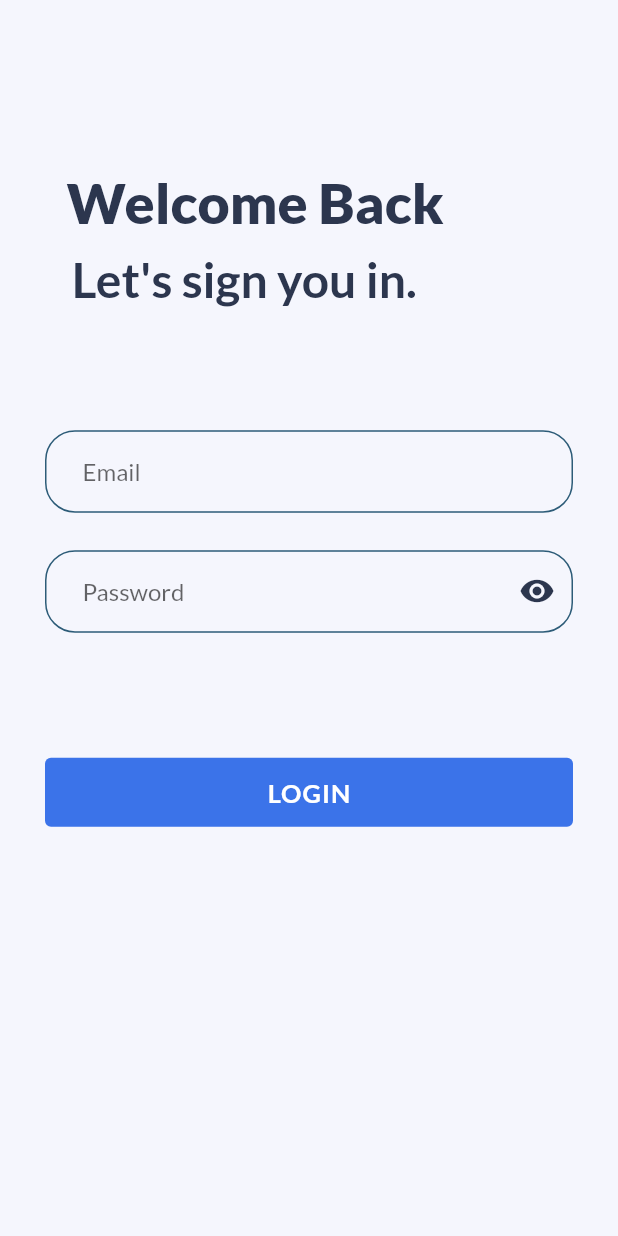
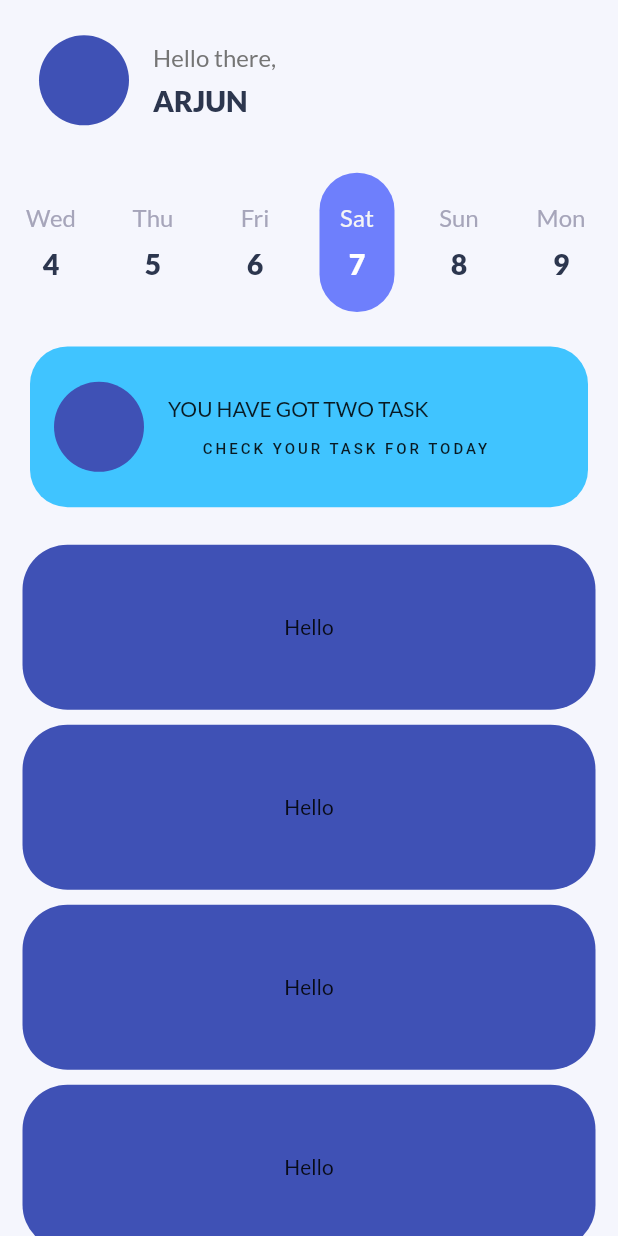
Before and after one commit to balasaravanan3502/sp-app, a Flutter app: the screen it shows after launch, on a phone screen of 412 x 824 dp. Run offline on Flutter 3.47's test engine with Material 2 defaults, Android fonts, the phone set to English and light mode, and no system bars; our stand-ins replace shared_preferences; missing offline and left inert: shared_preferences_web; Roboto replaces fonts that are missing (Kameron).

Commit message:
Home Screen Calender

```diff
--- /dev/null
+++ b/lib/Modules/Shared/Screens/SHHomeScreen.dart
@@ -0,0 +1,262 @@
+import 'package:flutter/material.dart';
+import 'package:intl/intl.dart';
+
+import '../../../constant.dart';
+
+class SHHomeScreen extends StatefulWidget {
+  const SHHomeScreen({Key? key}) : super(key: key);
+
+  @override
+  _SHHomeScreenState createState() => _SHHomeScreenState();
+}
+
+class _SHHomeScreenState extends State<SHHomeScreen> {
+  final now = DateTime.now();
+  var selected;
+  var calender = [];
+  final style = TextStyle(
+    fontWeight: FontWeight.w500,
+    letterSpacing: 2.0,
+    fontSize: 10.0,
+    fontFamily: 'Kameron',
+  );
+  final styleBold = TextStyle(
+    fontWeight: FontWeight.w500,
+    letterSpacing: 2.0,
+    fontSize: 10.0,
+    fontFamily: 'Kameron',
+  );
+
+  @override
+  void initState() {
+    // TODO: implement initState
+    super.initState();
+    selected = now;
+    calender = [
+      DateTime(now.year, now.month, now.day - 3),
+      DateTime(now.year, now.month, now.day - 2),
+      DateTime(now.year, now.month, now.day - 1),
+      now,
+      DateTime(now.year, now.month, now.day + 1),
+      DateTime(now.year, now.month, now.day + 2),
+      DateTime(now.year, now.month, now.day + 3),
+      DateTime(now.year, now.month, now.day + 4),
+      DateTime(now.year, now.month, now.day + 5),
+      DateTime(now.year, now.month, now.day + 6),
+      DateTime(now.year, now.month, now.day + 7),
+    ];
+  }
+
+  @override
+  Widget build(BuildContext context) {
+    return Scaffold(
+      backgroundColor: Color(0xffF5F6FD),
+      body: SafeArea(
+        child: SingleChildScrollView(
+          child: Column(
+            children: <Widget>[
+              Container(
+                padding: EdgeInsets.all(10.0),
+                margin: EdgeInsets.only(left: 10.0),
+                height: MediaQuery.of(context).size.height * 0.13,
+                child: Row(
+                  children: [
+                    Container(child: circleavatar),
+                    Container(
+                      margin: EdgeInsets.all(10.0),
+                      child: Column(
+                        mainAxisAlignment: MainAxisAlignment.spaceEvenly,
+                        crossAxisAlignment: CrossAxisAlignment.start,
+                        children: [
+                          Text(
+                            "Hello there,",
+                            style: TextStyle(
+                              fontSize: 16,
+                              color: Colors.grey.shade600,
+                            ),
+                          ),
+                          Text(
+                            "arjun".toUpperCase(),
+                            style: TextStyle(
+                              color: Color(0xff2C364E),
+                              fontSize: 19,
+                              fontWeight: FontWeight.w900,
+                            ),
+                          ),
+                        ],
+                      ),
+                    ),
+                  ],
+                ),
+              ),
+              Container(
+                margin: EdgeInsets.only(top: 5.0, bottom: 20.0),
+                padding: EdgeInsets.symmetric(vertical: 1.0),
+                height: MediaQuery.of(context).size.height * 0.12,
+                child: new ListView.builder(
+                  itemBuilder: (context, index) {
+                    return selected != calender[index]
+                        ? GestureDetector(
+                            onTap: () {
+                              setState(() {
+                                selected = calender[index];
+                              });
+                            },
+                            child: Container(
+                              padding: EdgeInsets.all(5),
+                              margin: EdgeInsets.symmetric(
+                                  horizontal: 9.0, vertical: 2),
+                              child: Column(
+                                mainAxisAlignment: MainAxisAlignment.center,
+                                children: [
+                                  Container(
+                                    width: 40.0,
+                                    child: Text(
+                                      DateFormat('E')
+                                          .format(calender[index])
+                                          .toString(),
+                                      style: TextStyle(
+                                        color: Color(0xffa6a5ba),
+                                        fontSize: 16,
+                                        // fontWeight: FontWeight.w900,
+                                      ),
+                                    ),
+                                    alignment: Alignment.center,
+                                  ),
+                                  SizedBox(
+                                    height: 10,
+                                  ),
+                                  Container(
+                                    width: 40.0,
+                                    child: Text(
+                                      DateFormat('d')
+                                          .format(calender[index])
+                                          .toString(),
+                                      style: TextStyle(
+                                        color: Color(0xff2C364E),
+                                        fontSize: 19,
+                                        fontWeight: FontWeight.w900,
+                                      ),
+                                    ),
+                                    alignment: Alignment.center,
+                                  ),
+                                ],
+                              ),
+                            ),
+                          )
+                        : Container(
+                            padding: EdgeInsets.all(5),
+                            decoration: BoxDecoration(
+                              borderRadius: BorderRadius.circular(40),
+                              color: Color(0xff6E7FFC),
+                            ),
+                            margin: EdgeInsets.symmetric(
+                                horizontal: 9.0, vertical: 2),
+                            child: Column(
+                              mainAxisAlignment: MainAxisAlignment.center,
+                              children: [
+                                Container(
+                                  width: 40.0,
+                                  child: Text(
+                                    DateFormat('E')
+                                        .format(calender[index])
+                                        .toString(),
+                                    style: TextStyle(
+                                      color: Colors.grey.shade100,
+                                      fontSize: 16,
+                                      // fontWeight: FontWeight.w900,
+                                    ),
+                                  ),
+                                  alignment: Alignment.center,
+                                ),
+                                SizedBox(
+                                  height: 10,
+                                ),
+                                Container(
+                                  width: 40.0,
+                                  child: Text(
+                                    DateFormat('d')
+                                        .format(calender[index])
+                                        .toString(),
+                                    style: TextStyle(
+                                      color: Colors.white,
+                                      fontSize: 19,
+                                      fontWeight: FontWeight.w900,
+                                    ),
+                                  ),
+                                  alignment: Alignment.center,
+                                ),
+                              ],
+                            ),
+                          );
+                  },
+                  scrollDirection: Axis.horizontal,
+                  itemCount: calender.length,
+                ),
+              ),
+              Container(
+                  padding: EdgeInsets.all(10.0),
+                  margin: EdgeInsets.only(left: 20.0, right: 20.0),
+                  height: MediaQuery.of(context).size.height * 0.13,
+                  width: MediaQuery.of(context).size.width * 1,
+                  decoration: BoxDecoration(
+                    color: Colors.lightBlueAccent,
+                    borderRadius: BorderRadius.circular(25.0),
+                  ),
+                  child: Row(
+                    children: [
+                      Container(
+                        child: circleavatar,
+                      ),
+                      Container(
+                        margin: EdgeInsets.all(10.0),
+                        child: Column(
+                          mainAxisAlignment: MainAxisAlignment.spaceEvenly,
+                          children: [
+                            Text(
+                              "you have got two task                       "
+                                  .toUpperCase(),
+                            ),
+                            Text(
+                              "check your task for today".toUpperCase(),
+                              style: styleBold,
+                            ),
+                          ],
+                        ),
+                      ),
+                    ],
+                  )),
+              Container(
+                margin: EdgeInsets.only(top: 20.0, bottom: 20.0),
+                child: ListView.builder(
+                  physics: NeverScrollableScrollPhysics(),
+                  shrinkWrap: true,
+                  itemBuilder: (context, index) {
+                    return new Container(
+                      width: 50.0,
+                      height: 110.0,
+                      decoration: BoxDecoration(
+                        borderRadius: BorderRadius.circular(30.0),
+                        color: Colors.indigo,
+                      ),
+                      margin: EdgeInsets.only(
+                          top: 5.0, bottom: 5.0, right: 15.0, left: 15.0),
+                      child: new Container(
+                        width: 40.0,
+                        height: 100.0,
+                        child: Text('Hello'),
+                        alignment: Alignment.center,
+                      ),
+                    );
+                  },
+                  scrollDirection: Axis.vertical,
+                  itemCount: 15,
+                ),
+              ),
+            ],
+          ),
+        ),
+      ),
+    );
+  }
+}
--- a/lib/constant.dart
+++ b/lib/constant.dart
@@ -18,3 +18,11 @@ const TextFieldDecoration = InputDecoration(
     borderRadius: BorderRadius.all(Radius.circular(20.0)),
   ),
 );
+
+final circleavatar = Container(
+  margin: EdgeInsets.all(6.0),
+  child: CircleAvatar(
+    radius: 30.0,
+    backgroundColor: Colors.indigo,
+  ),
+);
--- a/lib/main.dart
+++ b/lib/main.dart
@@ -2,6 +2,7 @@ import 'package:flutter/material.dart';
 import 'package:provider/provider.dart';
 import 'package:shared_preferences/shared_preferences.dart';
 import 'package:sp_app/Auth/LoginScreen.dart';
+import 'package:sp_app/Modules/Shared/Screens/SHHomeScreen.dart';
 
 import 'Provider/Auth.dart';
 
@@ -30,7 +31,7 @@ class MyApp extends StatelessWidget {
           fontFamily: 'Lato',
         ),
         routes: {},
-        home: LandingScreen(),
+        home: SHHomeScreen(),
       ),
     );
   }
```
